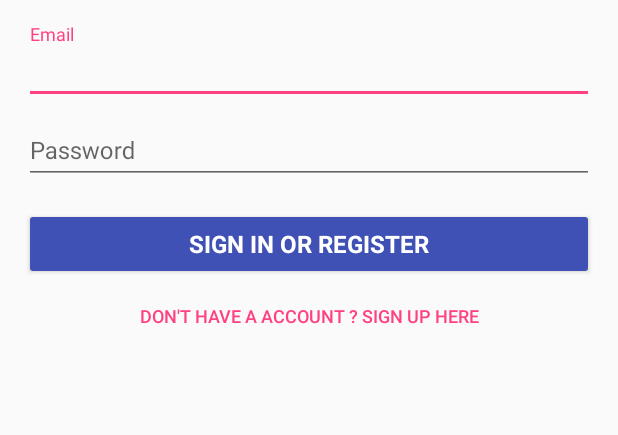
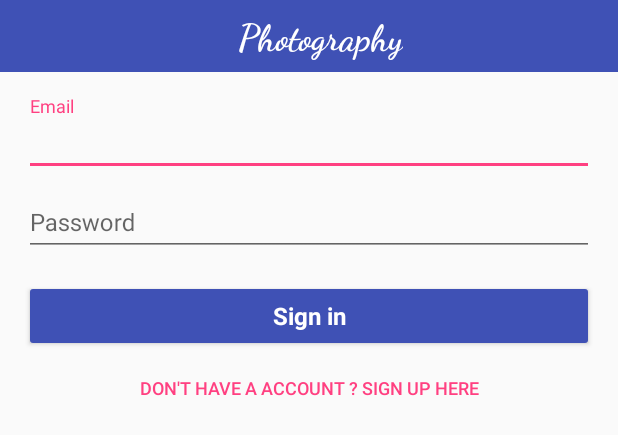
Before and after one commit to shrungBhatt/PhotoGraphy, an Android app: the layout activity_login.xml on its own in the app's theme, with its tools: preview values and no code run, on a phone screen of 412 x 824 dp. Shown: the top 435 px of the screen. Run offline under Robolectric (Android 15) with nearby library versions, the phone set to English and light mode, and no system bars.

Commit message:
Added fonts and changed the login and sign up screen

```diff
--- a/app/src/main/res/layout/activity_login.xml
+++ b/app/src/main/res/layout/activity_login.xml
@@ -3,24 +3,40 @@
     android:layout_width="match_parent"
     android:layout_height="match_parent"
     android:gravity="center_horizontal"
-    android:orientation="vertical"
-    android:paddingBottom="@dimen/activity_vertical_margin"
-    android:paddingLeft="@dimen/activity_horizontal_margin"
-    android:paddingRight="@dimen/activity_horizontal_margin"
-    android:paddingTop="@dimen/activity_vertical_margin">
+    android:orientation="vertical">
 
-    <!-- Login progress -->
-    <ProgressBar
-        android:id="@+id/login_progress"
-        style="?android:attr/progressBarStyleLarge"
-        android:layout_width="wrap_content"
-        android:layout_height="wrap_content"
-        android:layout_marginBottom="8dp"
-        android:visibility="gone"/>
+
+    <android.support.v7.widget.Toolbar
+        android:layout_width="match_parent"
+        android:layout_height="@dimen/toolbar_height"
+        android:background="@color/colorPrimary">
+
+        <RelativeLayout
+            android:layout_width="match_parent"
+            android:layout_height="match_parent">
+
+            <TextView
+                android:layout_width="wrap_content"
+                android:layout_height="wrap_content"
+                android:layout_centerInParent="true"
+                android:fontFamily="@font/dancing_script_bold"
+                android:text="@string/app_name"
+                android:textColor="@android:color/white"
+                android:textSize="@dimen/text_size_24" />
+
+        </RelativeLayout>
+    </android.support.v7.widget.Toolbar>
+
+
+
 
     <ScrollView
         android:layout_width="match_parent"
-        android:layout_height="match_parent">
+        android:layout_height="match_parent"
+        android:paddingBottom="@dimen/activity_vertical_margin"
+        android:paddingLeft="@dimen/activity_horizontal_margin"
+        android:paddingRight="@dimen/activity_horizontal_margin"
+        android:paddingTop="@dimen/activity_vertical_margin">
 
         <LinearLayout
             android:id="@+id/email_login_form"
@@ -69,6 +85,7 @@
                 android:layout_height="wrap_content"
                 android:layout_marginTop="16dp"
                 android:textSize="@dimen/text_size_16"
+                android:textAllCaps="false"
                 android:backgroundTint="@color/colorPrimary"
                 android:textColor="@android:color/white"
                 android:text="@string/action_sign_in"
--- a/app/src/main/res/values/dimens.xml
+++ b/app/src/main/res/values/dimens.xml
@@ -5,10 +5,14 @@
     <dimen name="text_size_14">14sp</dimen>
     <dimen name="text_size_16">16sp</dimen>
     <dimen name="text_size_12">12sp</dimen>
+    <dimen name="text_size_18">18sp</dimen>
+    <dimen name="text_size_24">24sp</dimen>
+
 
 
 
     <!-- Per the design guidelines, navigation drawers should be between 240dp and 320dp:
          https://developer.android.com/design/patterns/navigation-drawer.html -->
     <dimen name="navigation_drawer_width">240dp</dimen>
+    <dimen name="toolbar_height">48dp</dimen>
 </resources>
--- a/app/src/main/res/values/strings.xml
+++ b/app/src/main/res/values/strings.xml
@@ -4,7 +4,7 @@
 
     <string name="prompt_email">Email</string>
     <string name="prompt_password">Password </string>
-    <string name="action_sign_in">Sign in or register</string>
+    <string name="action_sign_in">Sign in</string>
     <string name="action_sign_in_short">Sign in</string>
     <string name="error_invalid_email">This email address is invalid</string>
     <string name="error_invalid_password">This password is too short</string>
--- a/app/src/main/res/values/styles.xml
+++ b/app/src/main/res/values/styles.xml
@@ -1,11 +1,17 @@
 <resources>
 
     <!-- Base application theme. -->
-    <style name="AppTheme" parent="Theme.AppCompat.Light.DarkActionBar">
+    <style name="AppTheme" parent="Theme.AppCompat.Light.NoActionBar">
         <!-- Customize your theme here. -->
         <item name="colorPrimary">@color/colorPrimary</item>
         <item name="colorPrimaryDark">@color/colorPrimaryDark</item>
         <item name="colorAccent">@color/colorAccent</item>
     </style>
 
+
+    <style name="AppTheme.NoActionBar">
+        <item name="windowActionBar">false</item>
+        <item name="windowNoTitle">true</item>
+    </style>
+
 </resources>
```
Also changed, not shown: app/src/main/AndroidManifest.xml (+14 -3 lines), app/src/main/java/com/projects/shrungbhatt/photography/Activity_HomeScreen.java (added, +16 -0 lines), app/src/main/res/layout/activity_signup.xml (+22 -0 lines), app/src/main/res/font/dancing_script_bold.ttf (added), app/src/main/res/font/dancing_script_regular.ttf (added).
